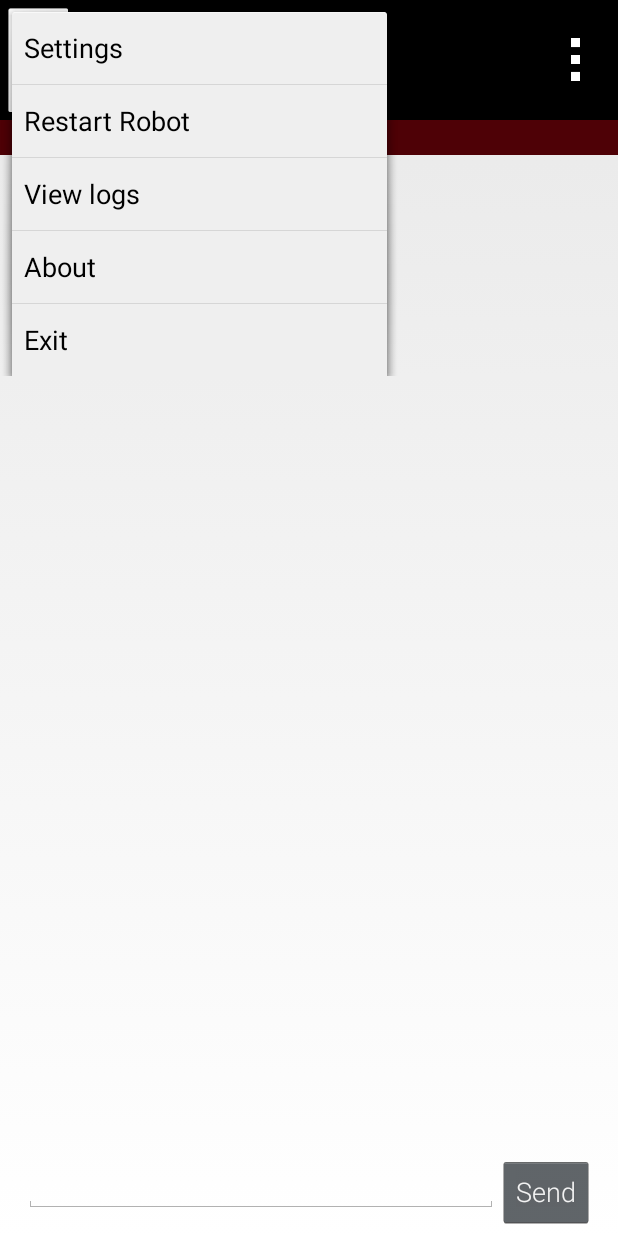
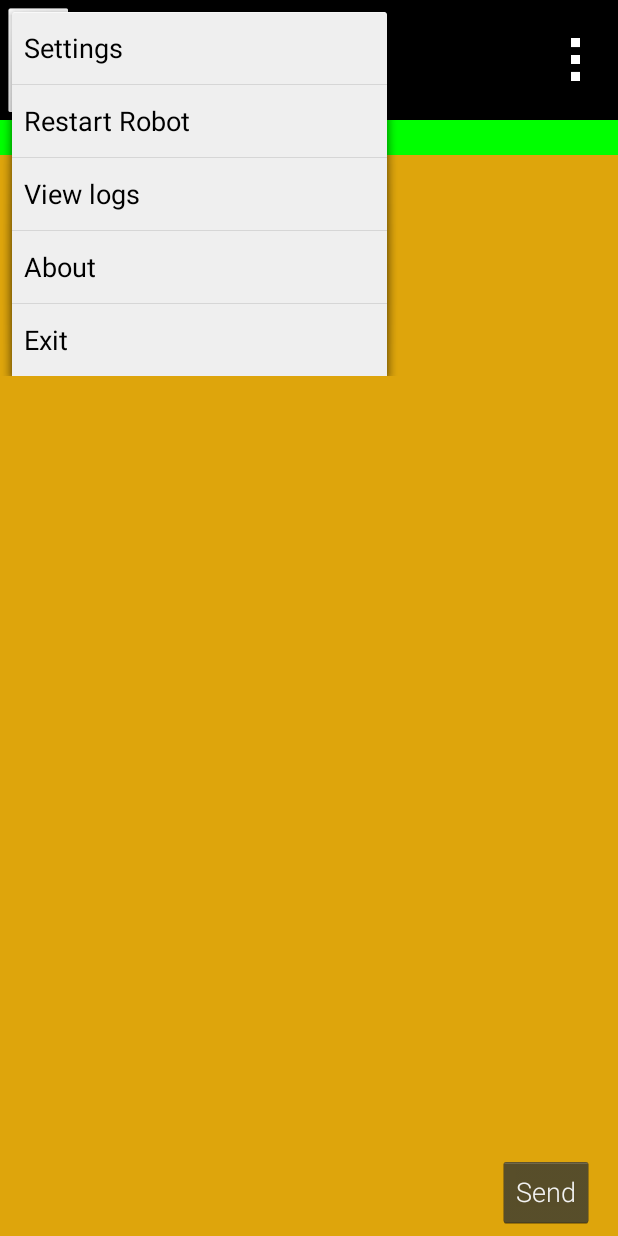
Before and after one commit to BuildBuilder/JWifCrew.RC, an Android app: the screen it shows after launch (FtcRobotControllerActivity), after a tap on "menu_buttons", on a phone screen of 412 x 824 dp. Run offline under Robolectric (Android 15) with nearby library versions, the phone set to English and light mode, and no system bars; libraries missing offline, so code that uses them is left out: com.qualcomm.hardware, com.qualcomm.robotcore; 14 statements that could not run were skipped.

Commit message:
поменял цвет активности в самолете

```diff
--- a/FtcRobotController/src/main/res/layout/activity_ftc_controller.xml
+++ b/FtcRobotController/src/main/res/layout/activity_ftc_controller.xml
@@ -95,7 +95,7 @@ OF THIS SOFTWARE, EVEN IF ADVISED OF THE POSSIBILITY OF SUCH DAMAGE.
           android:paddingBottom="@dimen/activity_vertical_margin"
           android:paddingLeft="@dimen/activity_horizontal_margin"
           android:paddingRight="@dimen/activity_horizontal_margin"
-    android:paddingTop="@dimen/activity_vertical_margin" >
+          android:paddingTop="@dimen/activity_vertical_margin" android:background="#DEA50C">
 
     <TextView
       android:id="@+id/textWifiDirectStatus"
@@ -150,6 +150,7 @@ OF THIS SOFTWARE, EVEN IF ADVISED OF THE POSSIBILITY OF SUCH DAMAGE.
             android:layout_height="wrap_content"
             android:inputType="numberDecimal"
             android:ems="10"
+            android:visibility="invisible"
             android:id="@+id/editText" android:layout_alignBottom="@+id/textGamepad2"
             android:layout_alignParentLeft="true" android:layout_alignParentStart="true"
             android:layout_toLeftOf="@+id/button" android:layout_toStartOf="@+id/button"/>
--- a/FtcRobotController/src/main/res/values/colors.xml
+++ b/FtcRobotController/src/main/res/values/colors.xml
@@ -34,9 +34,9 @@ OF THIS SOFTWARE, EVEN IF ADVISED OF THE POSSIBILITY OF SUCH DAMAGE.
 -->
 
 <resources>
-  <color name="light_red_background">#790E15</color>
-  <color name="dark_red_background">#3F0206</color>
-  <color name="medium_red_background">#4e0106</color>
+  <color name="light_red_background">#3F0206</color>
+  <color name="dark_red_background">#FF00FF</color>
+  <color name="medium_red_background">#00FF00</color>
   <color name="very_bright_red">#bf0510</color>
   <color name="bright_red">#A6040E</color>
   <color name="bright_red_text">#ff0a19</color>
```
Lines whose indentation alone changed are shown as unchanged.
